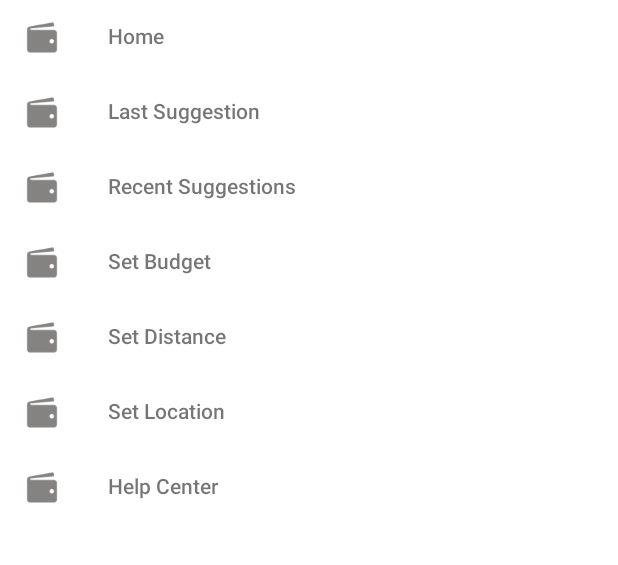
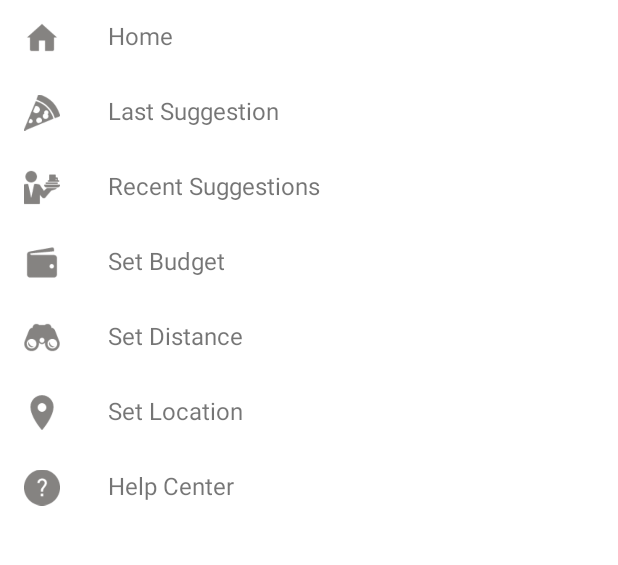
Before and after one commit to Limantara/Eat-It, an Android app: the fragment FragmentDrawer placed in its activity, on a phone screen of 412 x 824 dp, the part 240-805 px from its top. Run offline under Robolectric (Android 15) with nearby library versions, the phone set to English and light mode, and no system bars.

Commit message:
Add menu icons

```diff
--- a/app/src/main/java/me/limantara/eatit/activity/FragmentDrawer.java
+++ b/app/src/main/java/me/limantara/eatit/activity/FragmentDrawer.java
@@ -1,6 +1,7 @@
 package me.limantara.eatit.activity;
 
 import android.content.Context;
+import android.content.res.TypedArray;
 import android.os.Bundle;
 import android.support.design.widget.FloatingActionButton;
 import android.support.v4.app.Fragment;
@@ -35,6 +36,7 @@ public class FragmentDrawer extends Fragment {
     private NavigationDrawerAdapter adapter;
     private View containerView;
     private static String[] titles = null;
+    private static TypedArray icons;
     private FragmentDrawerListener drawerListener;
 
     public FragmentDrawer() {
@@ -52,6 +54,7 @@ public class FragmentDrawer extends Fragment {
         for (int i = 0; i < titles.length; i++) {
             NavDrawerItem navItem = new NavDrawerItem();
             navItem.setTitle(titles[i]);
+            navItem.setIcon(icons.getResourceId(i, -1));
             data.add(navItem);
         }
 
@@ -64,6 +67,9 @@ public class FragmentDrawer extends Fragment {
 
         // drawer labels
         titles = getActivity().getResources().getStringArray(R.array.nav_drawer_labels);
+
+        // drawer icons
+        icons = getActivity().getResources().obtainTypedArray(R.array.nav_drawer_icons);
     }
 
     @Override
--- a/app/src/main/java/me/limantara/eatit/adapter/NavigationDrawerAdapter.java
+++ b/app/src/main/java/me/limantara/eatit/adapter/NavigationDrawerAdapter.java
@@ -7,6 +7,7 @@ import android.util.TypedValue;
 import android.view.LayoutInflater;
 import android.view.View;
 import android.view.ViewGroup;
+import android.widget.ImageView;
 import android.widget.ListView;
 import android.widget.TextView;
 
@@ -84,6 +85,7 @@ public class NavigationDrawerAdapter
     public void onBindViewHolder(NavigationDrawerAdapter.MyViewHolder holder, int position) {
         NavDrawerItem current = data.get(position);
         holder.title.setText(current.getTitle());
+        holder.icon.setImageResource(current.getIcon());
     }
 
     /**
@@ -98,13 +100,12 @@ public class NavigationDrawerAdapter
 
     class MyViewHolder extends RecyclerView.ViewHolder {
         TextView title;
+        ImageView icon;
 
         public MyViewHolder(View itemView) {
             super(itemView);
             title = (TextView) itemView.findViewById(R.id.title);
-            Typeface font = Typeface.create("sans-serif-medium", Typeface.NORMAL);
-            title.setTypeface(font);
-            title.setTextSize(TypedValue.COMPLEX_UNIT_SP, 14);
+            icon = (ImageView) itemView.findViewById(R.id.icon);
         }
     }
 }
--- a/app/src/main/java/me/limantara/eatit/model/NavDrawerItem.java
+++ b/app/src/main/java/me/limantara/eatit/model/NavDrawerItem.java
@@ -6,6 +6,7 @@ package me.limantara.eatit.model;
 public class NavDrawerItem {
     private boolean showNotify;
     private String title;
+    private int icon;
 
     /**
      * Create a new drawer item.
@@ -50,4 +51,22 @@ public class NavDrawerItem {
     public void setTitle(String title) {
         this.title = title;
     }
+
+    /**
+     * Getter method to get drawable id
+     *
+     * @return
+     */
+    public int getIcon() {
+        return icon;
+    }
+
+    /**
+     * Setter method to set icon with drawable id
+     *
+     * @param icon
+     */
+    public void setIcon(int icon) {
+        this.icon = icon;
+    }
 }
--- a/app/src/main/res/layout/nav_drawer_row.xml
+++ b/app/src/main/res/layout/nav_drawer_row.xml
@@ -7,6 +7,7 @@
     android:clickable="true">
 
     <ImageView
+        android:id="@+id/icon"
         android:layout_width="24dp"
         android:layout_marginLeft="16dp"
         android:layout_height="match_parent"
--- a/app/src/main/res/values/strings.xml
+++ b/app/src/main/res/values/strings.xml
@@ -27,6 +27,16 @@
         <item>@string/nav_item_help</item>
     </string-array>
 
+    <string-array name="nav_drawer_icons">
+        <item>@drawable/ic_home</item>
+        <item>@drawable/ic_suggestion</item>
+        <item>@drawable/ic_suggestions</item>
+        <item>@drawable/ic_wallet</item>
+        <item>@drawable/ic_binocular</item>
+        <item>@drawable/ic_location</item>
+        <item>@drawable/ic_help</item>
+    </string-array>
+
     <string name="title_messages">Messages</string>
     <string name="title_friends">Friends</string>
     <string name="title_home">Home</string>
```
Also changed, not shown: app/src/main/res/drawable/ic_help.png (added), app/src/main/res/drawable/ic_home.png (added), app/src/main/res/drawable/ic_suggestion.png (added), app/src/main/res/drawable/ic_suggestions.png (added).
